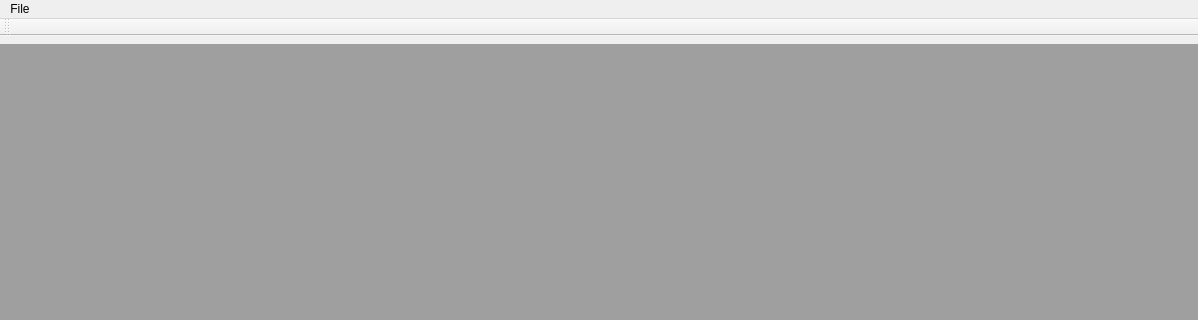
Old version of the form src/exe/ui3/MainWindow.ui in the repository ate47/atian-cod-tools; both pictures show x 0 to 1198 and y 0 to 320 of the 1198 by 800 pixel window.
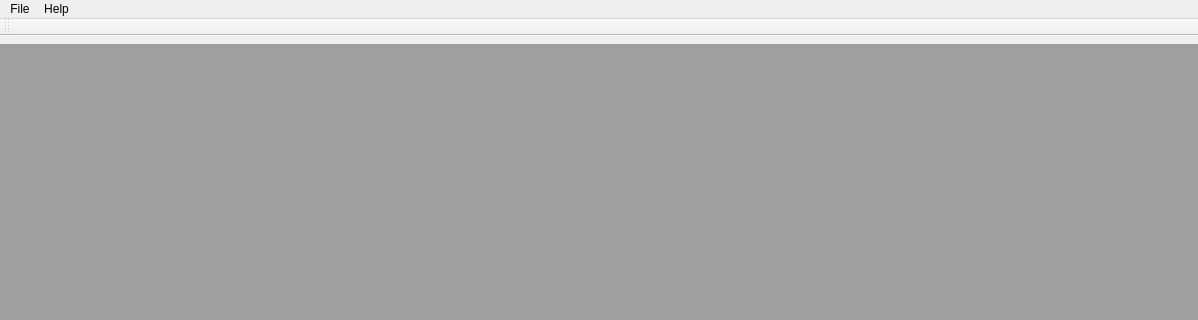
New version of the form.

What changed in the file:
```diff
--- a/src/exe/ui3/MainWindow.ui
+++ b/src/exe/ui3/MainWindow.ui
@@ -40,7 +40,14 @@
     </property>
     <addaction name="actionExit"/>
    </widget>
+   <widget class="QMenu" name="menuHelp">
+    <property name="title">
+     <string>Help</string>
+    </property>
+    <addaction name="actionAbout"/>
+   </widget>
    <addaction name="menuFile"/>
+   <addaction name="menuHelp"/>
   </widget>
   <widget class="QStatusBar" name="statusbar"/>
   <widget class="QToolBar" name="toolBar">
```
Left out of the diff: 7 changed lines with no effect on the pictures.
